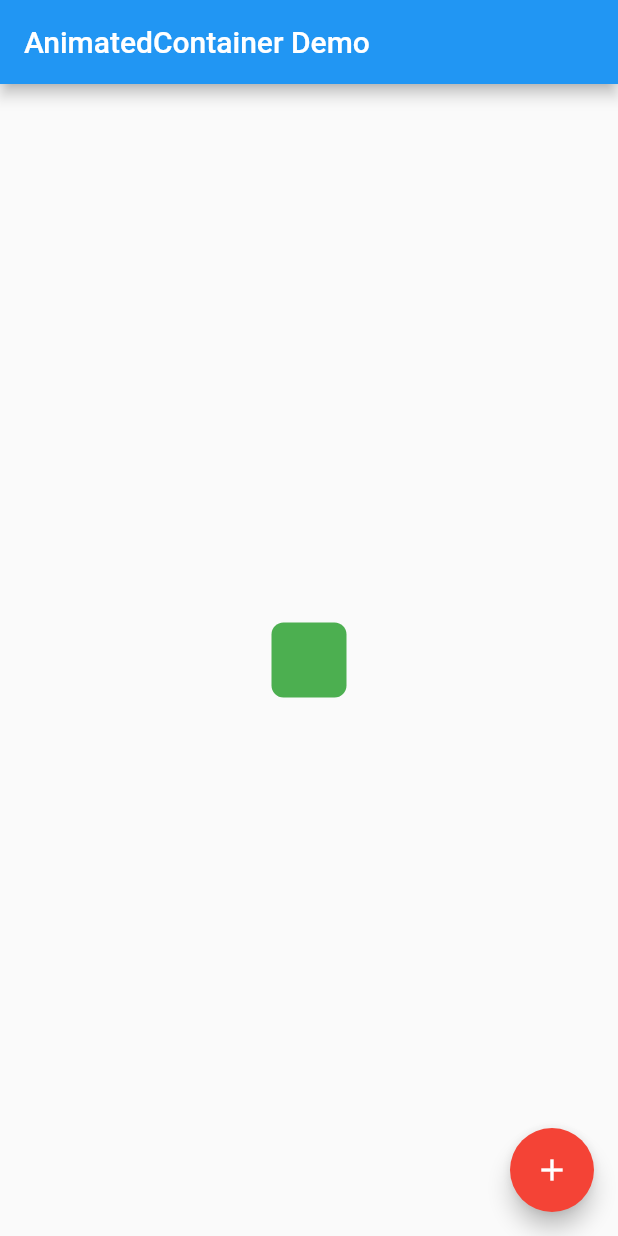
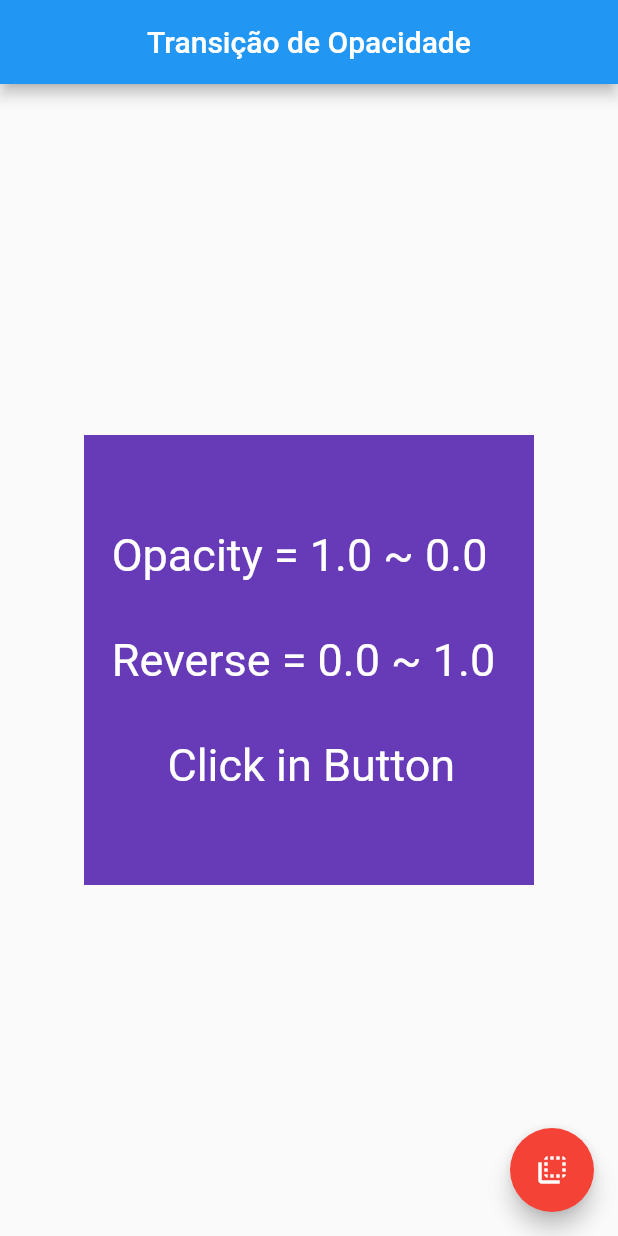
Before and after one commit to MarcosOtake/Flutter-CookBook, a Flutter app: the screen it shows after launch, on a phone screen of 412 x 824 dp. Run offline on Flutter 3.47's test engine with Material 2 defaults, Android fonts, the phone set to English and light mode, and no system bars.

Commit message:
animated opacity

```diff
--- /dev/null
+++ b/lib/animation/AnimatedOpacity.dart
@@ -0,0 +1,73 @@
+import 'package:flutter/material.dart';
+
+class OpacityContainer extends StatelessWidget {
+  @override
+  Widget build(BuildContext context) {
+    final appTitle = 'Transição de Opacidade';
+    return MaterialApp(
+      debugShowCheckedModeBanner: false,
+      title: appTitle,
+       home: ExempleOpacity(
+        title: appTitle
+        ),
+    );
+  }
+}
+
+// The StatefulWidget's job is to take data and create a State class.
+// In this case, the widget takes a title, and creates a _MyHomePageState.
+class ExempleOpacity extends StatefulWidget {
+  final String title;
+
+  ExempleOpacity({Key key, this.title}) : super(key: key);
+
+  @override
+  _ExempleOpacityState createState() => _ExempleOpacityState();
+}
+
+// The State class is responsible for two things: holding some data you can
+// update and building the UI using that data.
+class _ExempleOpacityState extends State<ExempleOpacity> {
+  // Whether the green box should be visible
+  bool _visible = true;
+
+  @override
+  Widget build(BuildContext context) {
+    return Scaffold(
+      appBar: AppBar(
+        centerTitle: true,
+        title: Text(widget.title),
+      ),
+      body: Center(
+        child: AnimatedOpacity(
+          // If the widget is visible, animate to 0.0 (invisible).
+          // If the widget is hidden, animate to 1.0 (fully visible).
+          opacity: _visible ? 1.0 : 0.0,
+          duration: Duration(milliseconds: 500),
+          // The black box must be a child of the AnimatedOpacity widget.
+          child: Container(
+            child: Center(
+              child: Text('Opacity = 1.0 ~ 0.0\n\nReverse = 0.0 ~ 1.0 \n'
+                 '\n     Click in Button',style: TextStyle(
+                color: Colors.white,
+                fontSize: 30,
+                ),)),
+            width: 300.0,
+            height: 300.0,
+            color: Colors.deepPurple,
+          ),
+        ),
+      ),
+      floatingActionButton: FloatingActionButton(
+        backgroundColor: Colors.red,
+        onPressed: () {
+          setState(() {
+              _visible = !_visible;
+          });
+        },
+        tooltip: 'Toggle Opacity',
+        child: Icon(Icons.flip_to_back),
+      ), // This trailing comma makes auto-formatting nicer for build methods.
+    );
+  }
+}
--- a/lib/main.dart
+++ b/lib/main.dart
@@ -1,13 +1,14 @@
 import 'package:flutter/material.dart';
-import 'package:flutter_cookbook/animation/AnimatedContainer.dart';
+import 'package:flutter_cookbook/animation/AnimatedOpacity.dart';
 //import 'package:flutter_cookbook/animation/PageRouteAnimation.dart';
 //import 'package:flutter_cookbook/animation/PhysicsSimulation.dart';
+//import 'package:flutter_cookbook/animation/AnimatedContainer.dart';
 
 
 void main() {
   runApp(
     MaterialApp(
       debugShowCheckedModeBanner: false,
-      home: AnimatedContainerApp(),
+      home: OpacityContainer(),
     ));
 }
```
